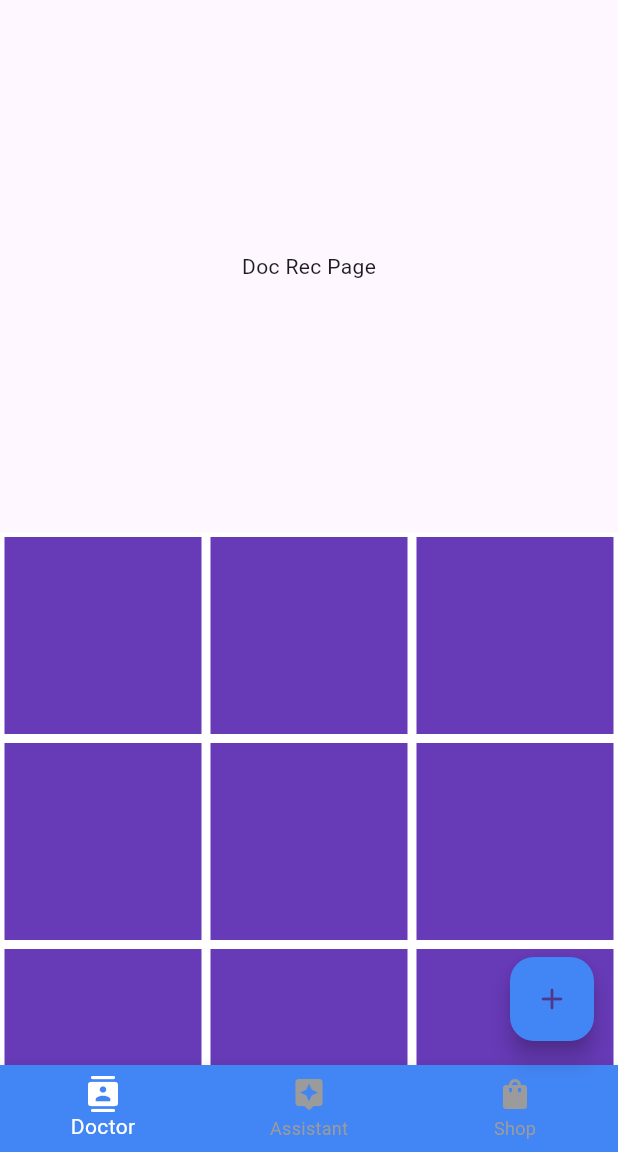
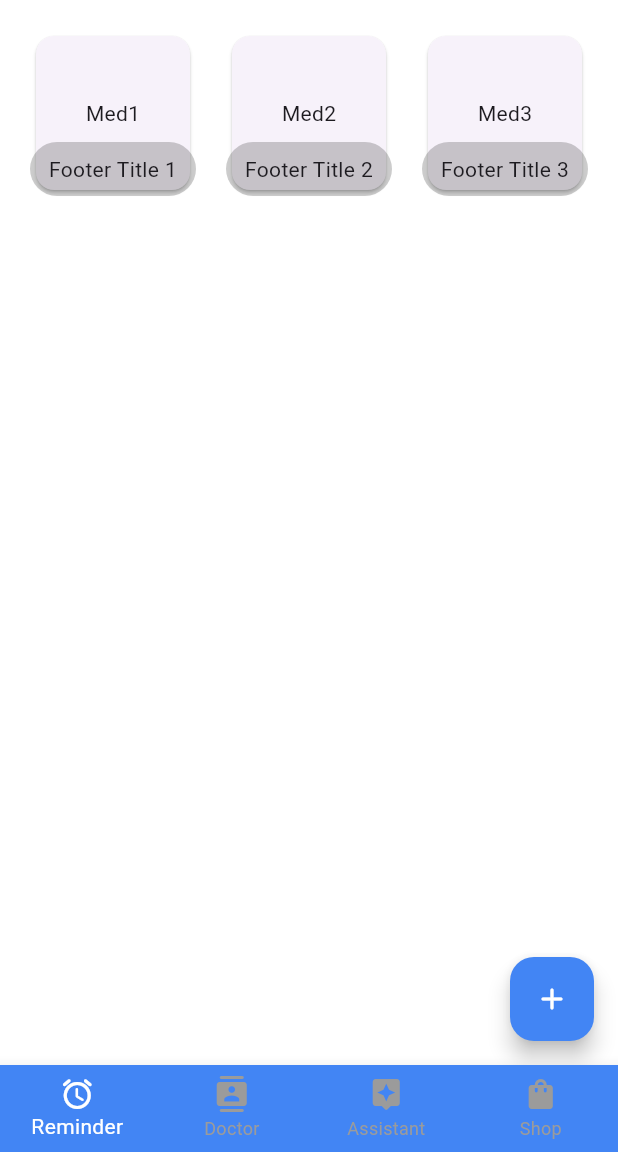
Before and after one commit to alisha-pradhan/Medifys, a Flutter app: the screen it shows after launch, on a phone screen of 412 x 824 dp, the part 84-1236 px from its top. Run offline on Flutter 3.47's test engine with Material 3 defaults, Android fonts, the phone set to English and light mode, and no system bars.

Commit message:
gridtiles added

```diff
--- a/lib/main.dart
+++ b/lib/main.dart
@@ -2,7 +2,7 @@
 //main entry point of the app
 
 import 'package:flutter/material.dart';
-import 'package:medifys_app/pages/med_rem/med_rem_page.dart';
+import 'package:medifys_app/pages/base_page.dart';
 
 void main(){
   runApp(const MyApp());
@@ -16,7 +16,7 @@ class MyApp extends StatelessWidget {
 
     return MaterialApp(
       debugShowCheckedModeBanner: false,
-      home: MedRemPage(), //redirects to MedRemPage
+      home: BasePage(), //redirects to MedRemPage
     );
   }
 }
--- a/lib/pages/base_page.dart
+++ b/lib/pages/base_page.dart
@@ -1,2 +1,131 @@
 //created this page since issue in navigation and routes
-//till we figure it out, for the time being, base_page will be our landing page, navigatting through all othger pages
+//till we figure it out, for the time being, base_page will be our landing page, navigating through all othger pages
+
+// ignore_for_file: prefer_const_constructors, prefer_const_literals_to_create_immutables
+
+import 'package:flutter/material.dart';
+import 'package:medifys_app/assets/colors/colors.dart';
+import 'package:medifys_app/pages/med_rem/med_rem_page.dart';
+import 'package:medifys_app/pages/doc_rec/doc_rec_page.dart';
+import 'package:medifys_app/pages/gemini_chatbot/gemini_bot.dart';
+import 'package:medifys_app/pages/med_rem/profile_dialog.dart';
+import 'package:medifys_app/pages/shop/shop_page.dart';
+
+
+class BasePage extends StatefulWidget {
+  const BasePage({super.key});
+
+  @override
+    State<BasePage> createState() => _BaseState();
+}
+
+class _BaseState extends State<BasePage> {
+
+  //method to update the selected index
+  void _navigateBottomBar(int index) {
+    setState(() {
+      _selectedIndex = index;
+    });
+  }
+
+  void createNewMed(){}
+
+  //this keeps track of the selected page index
+  int _selectedIndex =0;
+
+  //page list for Bottom Nav Bar
+  final List _pages= [
+    MedRemPage(),   //med rem page
+    DocRecPage(),    //doc rec page
+    GeminiBotPage(),    //chatbot page
+    ShopPage(),    //shop page
+
+  ];
+
+  //
+
+  //------------------------------------------------------------------------------------------------------------------------
+
+  @override
+  Widget build(BuildContext context) {
+    return  Scaffold(
+      appBar: AppBar(
+        backgroundColor: AppColors.blueColor,
+        title: Row(
+          children: [
+            IconButton(
+              icon: Icon(Icons.home),
+              color:AppColors.whiteColor,
+                onPressed: () {
+                  // Redirect to Base
+                  Navigator.push(context, MaterialPageRoute(builder: (context) => MedRemPage()));
+                },
+            ),
+            Text(
+              'Medifys',
+              style: TextStyle(
+                fontWeight: FontWeight.bold,
+                  fontSize: 25.0,
+                  color: AppColors.whiteColor,
+                ),
+              ),
+            ],
+          ),
+          actions: [
+            IconButton(
+              icon: Icon(Icons.account_circle),
+              color:AppColors.whiteColor,
+              onPressed: () {
+              // Show the ProfileDialog
+                showDialog(
+                  context: context,
+                  builder: (BuildContext context) {
+                    return ProfileDialog();
+                  },
+                );
+              },
+            ) ,
+          ],
+      ),
+
+      body: Column(
+        children: [
+          Expanded(
+            //to navigate thru the bottom nav bar
+            child: _pages[_selectedIndex], //call List
+          ),
+        ],
+      ),
+
+           //bottom navigation bar
+      bottomNavigationBar: BottomNavigationBar(
+        type: BottomNavigationBarType.fixed, //nav bar bg color was applying on only 3 items, but to increase for its range, type: BottomNavigationBarType.fixed
+        currentIndex: _selectedIndex, //setting index on tap
+        onTap: _navigateBottomBar,  //on tap call fn _navigateBottomBar
+        backgroundColor: AppColors.blueColor,
+        selectedItemColor: AppColors.whiteColor, // Color for the selected item
+        unselectedItemColor: AppColors.greyColor, // Color for unselected items
+        items: [
+          BottomNavigationBarItem(
+            icon: Icon(Icons.alarm_rounded),
+            label: 'Reminder'
+            ),
+          BottomNavigationBarItem(
+            icon: Icon(Icons.contacts_rounded),
+            label: 'Doctor'
+            ),
+          BottomNavigationBarItem(
+            icon: Icon(Icons.assistant_rounded),
+            label: 'Assistant'
+            ),
+          BottomNavigationBarItem(
+            icon: Icon(Icons.shopping_bag_rounded),
+            label: 'Shop'
+            ),
+
+        ],
+      ),
+
+    );
+  }
+}
--- a/lib/pages/med_rem/med_rem_page.dart
+++ b/lib/pages/med_rem/med_rem_page.dart
@@ -1,11 +1,11 @@
-// ignore_for_file: prefer_const_constructors, prefer_const_literals_to_create_immutables
+// ignore_for_file: prefer_const_constructors, prefer_const_literals_to_create_immutables, sort_child_properties_last
 
 import 'package:flutter/material.dart';
 import 'package:medifys_app/assets/colors/colors.dart';
 import 'package:medifys_app/pages/doc_rec/doc_rec_page.dart';
 import 'package:medifys_app/pages/gemini_chatbot/gemini_bot.dart';
-import 'package:medifys_app/pages/med_rem/profile_dialog.dart';
 import 'package:medifys_app/pages/shop/shop_page.dart';
+import 'package:medifys_app/pages/med_rem/med_tile.dart';
 
 
 class MedRemPage extends StatefulWidget {
@@ -37,123 +37,158 @@ class _MedRemState extends State<MedRemPage> {
 
   ];
 
+//------------------------------------------------------------------------------------------------------------------------
+
+  //text controller
+
+
+  //list of to-do tasks
+
+
+  //save new task
+
+
+  //create a new task
+
+
+  //delete task
+ List<String> tileData = ['Med1', 'Med2', 'Med3'];
+
+  void addTile() {
+    setState(() {
+      tileData.add('New Med ${tileData.length + 1}');
+    });
+  }
+
   //------------------------------------------------------------------------------------------------------------------------
 
   @override
   Widget build(BuildContext context) {
     return  Scaffold(
       backgroundColor: AppColors.whiteColor,
-      appBar: AppBar(
-        backgroundColor: AppColors.blueColor,
-        title: Row(
-          children: [
-            IconButton(
-              icon: Icon(Icons.home),
-              color:AppColors.whiteColor,
-                onPressed: () {
-                  // Redirect to MedRem
-                  Navigator.pushReplacement(context, MaterialPageRoute(builder: (context) => MedRemPage()));
-                },
-            ),
-            Text(
-              'Medifys',
-              style: TextStyle(
-                fontWeight: FontWeight.bold,
-                  fontSize: 25.0,
-                  color: AppColors.whiteColor,
-                ),
+
+      // appBar: AppBar(
+      //   backgroundColor: AppColors.blueColor,
+      //   title: Row(
+      //     children: [
+      //       IconButton(
+      //         icon: Icon(Icons.home),
+      //         color:AppColors.whiteColor,
+      //           onPressed: () {
+      //             // Redirect to MedRem
+      //             Navigator.pushReplacement(context, MaterialPageRoute(builder: (context) => MedRemPage()));
+      //           },
+      //       ),
+      //       Text(
+      //         'Medifys',
+      //         style: TextStyle(
+      //           fontWeight: FontWeight.bold,
+      //             fontSize: 25.0,
+      //             color: AppColors.whiteColor,
+      //           ),
+      //         ),
+      //       ],
+      //     ),
+      //     actions: [
+      //       IconButton(
+      //         icon: Icon(Icons.account_circle),
+      //         color:AppColors.whiteColor,
+      //         onPressed: () {
+      //         // Show the ProfileDialog
+      //           showDialog(
+      //             context: context,
+      //             builder: (BuildContext context) {
+      //               return ProfileDialog();
+      //             },
+      //           );
+      //         },
+      //       ) ,
+      //     ],
+      // ),
+
+    body: Column(
+        children: [
+          Expanded(
+            child: GridView.builder(
+              itemCount: tileData.length,
+              gridDelegate: SliverGridDelegateWithFixedCrossAxisCount(
+                crossAxisCount: 3,
+                crossAxisSpacing: 20,
+                mainAxisSpacing: 20,
               ),
-            ],
-          ),
-          actions: [
-            IconButton(
-              icon: Icon(Icons.account_circle),
-              color:AppColors.whiteColor,
-              onPressed: () {
-              // Show the ProfileDialog
-                showDialog(
-                  context: context,
-                  builder: (BuildContext context) {
-                    return ProfileDialog();
-                  },
+              padding: EdgeInsets.all(20),
+              itemBuilder: (context, index) {
+                return GridTile(
+                  child: Card(
+                    child: Center(
+                      child: Text(tileData[index]),
+                    ),
+                  ),
+
+                   footer: Container(
+                      decoration: BoxDecoration(
+                        color: Colors.black.withOpacity(0.2),
+                        borderRadius: BorderRadius.circular(20), // Rounded corners
+                      ),
+                      padding: EdgeInsets.all(8),
+                      child: Text(
+                        'Footer Title ${index + 1}',
+                        textAlign: TextAlign.center,
+                      ),
+                  ),
                 );
               },
-            ) ,
-          ],
-      ),
-
-      body: Column(
-        children: [
-          Expanded(
-            //to navigate thru the bottom nav bar
-            child: _pages[_selectedIndex], //call List
-          ),
-
-          Expanded(
-            child: GridView.builder(
-              itemCount: 64,
-              gridDelegate: SliverGridDelegateWithFixedCrossAxisCount(crossAxisCount: 3), //how many in each row
-              itemBuilder:(context, index) => Container(
-                color: Colors.deepPurple,
-                margin: EdgeInsets.all(3),
-              ),
             ),
           ),
         ],
       ),
 
-      //bottom navigation bar
-      bottomNavigationBar: BottomNavigationBar(
-        currentIndex: _selectedIndex, //setting index on tap
-        onTap: _navigateBottomBar,  //on tap call fn _navigateBottomBar
-        backgroundColor: AppColors.blueColor,
-        selectedItemColor: AppColors.whiteColor, // Color for the selected item
-        unselectedItemColor: AppColors.greyColor, // Color for unselected items
-        items: [
-          BottomNavigationBarItem(
-            icon: Icon(Icons.contacts_rounded),
-            label: 'Doctor'
-            ),
-          BottomNavigationBarItem(
-            icon: Icon(Icons.assistant_rounded),
-            label: 'Assistant'
-            ),
-          BottomNavigationBarItem(
-            icon: Icon(Icons.shopping_bag_rounded),
-            label: 'Shop'
-            ),
-        ],
-      ),
+
+      // itemBuilder:(context, index) => Container(
+      //   color: Colors.deepPurple,
+      //   margin: EdgeInsets.all(5),
+      // ),
+
+
+      // //bottom navigation bar
+      // bottomNavigationBar: BottomNavigationBar(
+      //   currentIndex: _selectedIndex, //setting index on tap
+      //   onTap: _navigateBottomBar,  //on tap call fn _navigateBottomBar
+      //   backgroundColor: AppColors.blueColor,
+      //   selectedItemColor: AppColors.whiteColor, // Color for the selected item
+      //   unselectedItemColor: AppColors.greyColor, // Color for unselected items
+      //   items: [
+      //     BottomNavigationBarItem(
+      //       icon: Icon(Icons.contacts_rounded),
+      //       label: 'Doctor'
+      //       ),
+      //     BottomNavigationBarItem(
+      //       icon: Icon(Icons.assistant_rounded),
+      //       label: 'Assistant'
+      //       ),
+      //     BottomNavigationBarItem(
+      //       icon: Icon(Icons.shopping_bag_rounded),
+      //       label: 'Shop'
+      //       ),
+      //   ],
+      // ),
 
       //button
-      floatingActionButton: FloatingActionButton(
-        onPressed: createNewMed , //calling fn createNewMed
-        child: Icon(Icons.add_rounded),
-        backgroundColor: AppColors.blueColor,
-      ),
+      // floatingActionButton: FloatingActionButton(
+      //   onPressed: createNewMed , //calling fn createNewMed
+      //   child: Icon(Icons.add_rounded),
+      //   backgroundColor: AppColors.blueColor,
+      // ),
 
-
+          floatingActionButton:FloatingActionButton(
+            onPressed: addTile,
+            backgroundColor: AppColors.blueColor,
+            child: Icon(
+              Icons.add_rounded,
+              color: AppColors.whiteColor,
+              )
+          ),
 
     );
   }
 }
-
-
-
-
-
-
-    //   //app bar
-    //   appBar: PreferredSize(
-    //     preferredSize: Size.fromHeight(0.03 * MediaQuery.of(context).size.height),
-    //     child: AppBar(
-    //       backgroundColor:AppColors.blueColor,
-    //     ),
-    //   ),
-
-    // //Top Tab Bar
-    // body: TabBarView(
-    //   children: [
-    //     MedRemPage(),
-
-    //   ]),
```
Also changed, not shown: lib/pages/med_rem/med_dialog.dart (added, +23 -0 lines), lib/pages/med_rem/med_tile.dart (added, +50 -0 lines), lib/pages/med_rem/dialog_box.dart (added), lib/pages/med_rem/dialog_box_button.dart (added).
